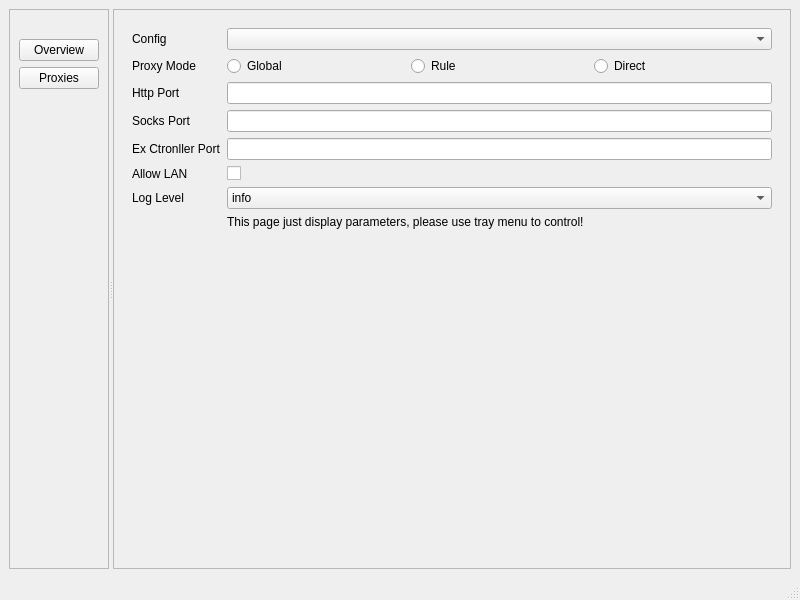
Before: the Qt Designer form src/mainwindow.ui in josephpei/qClash, drawn with Qt 5.
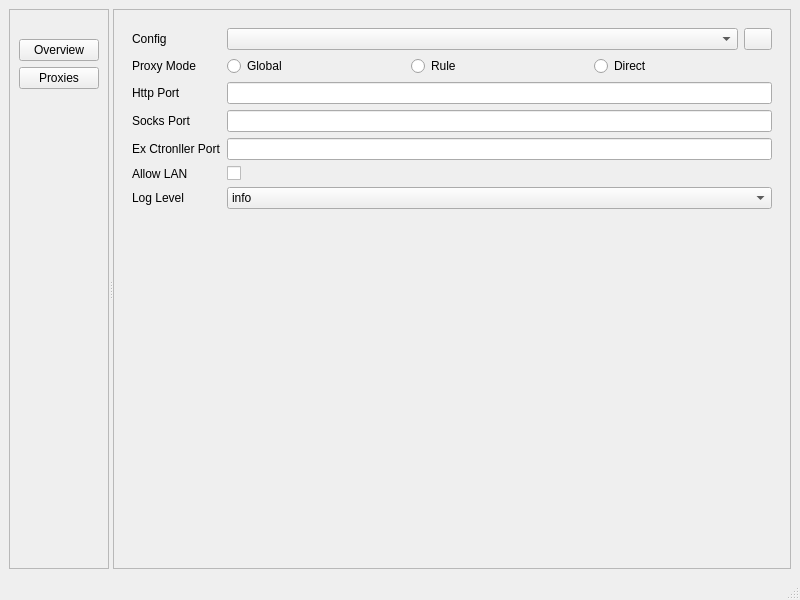
After: the same form once the commit is applied. Icons and pictures are not drawn.

```diff
--- a/src/mainwindow.ui
+++ b/src/mainwindow.ui
@@ -116,7 +116,39 @@
                </widget>
               </item>
               <item row="1" column="1">
-               <widget class="QComboBox" name="configComboBox"/>
+               <layout class="QHBoxLayout" name="horizontalLayout_2">
+                <item>
+                 <widget class="QComboBox" name="configComboBox"/>
+                </item>
+                <item>
+                 <widget class="QPushButton" name="configManageButton">
+                  <property name="sizePolicy">
+                   <sizepolicy hsizetype="Minimum" vsizetype="Fixed">
+                    <horstretch>0</horstretch>
+                    <verstretch>0</verstretch>
+                   </sizepolicy>
+                  </property>
+                  <property name="minimumSize">
+                   <size>
+                    <width>0</width>
+                    <height>0</height>
+                   </size>
+                  </property>
+                  <property name="maximumSize">
+                   <size>
+                    <width>28</width>
+                    <height>16777215</height>
+                   </size>
+                  </property>
+                  <property name="text">
+                   <string/>
+                  </property>
+                  <property name="icon">
+                   <iconset theme="document-send"/>
+                  </property>
+                 </widget>
+                </item>
+               </layout>
               </item>
               <item row="2" column="0">
                <widget class="QLabel" name="modeLabel">
@@ -128,7 +160,7 @@
               <item row="2" column="1">
                <layout class="QHBoxLayout" name="modeHLayout">
                 <item>
-                 <widget class="QRadioButton" name="directButton">
+                 <widget class="QRadioButton" name="globalButton">
                   <property name="text">
                    <string>Global</string>
                   </property>
@@ -142,7 +174,7 @@
                  </widget>
                 </item>
                 <item>
-                 <widget class="QRadioButton" name="globalButton">
+                 <widget class="QRadioButton" name="directButton">
                   <property name="text">
                    <string>Direct</string>
                   </property>
@@ -230,13 +262,6 @@
                 </item>
                </widget>
               </item>
-              <item row="8" column="1">
-               <widget class="QLabel" name="instructionLabel">
-                <property name="text">
-                 <string>This page just display parameters, please use tray menu to control!</string>
-                </property>
-               </widget>
-              </item>
              </layout>
             </item>
            </layout>
```
Left out of the diff: 16 changed lines with no effect on the pictures.
